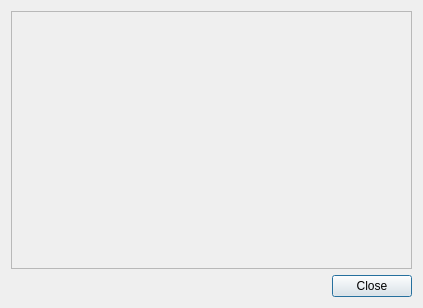
This is scr/zxcinfo.ui in waltergallegog/SEcubeWallet as Qt 5 draws it before an edit. The edited form follows.
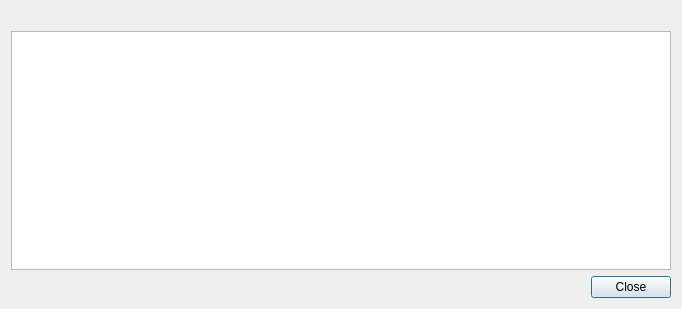
This is the edited form.

Commit message: info on table

Diff of the .ui file:
```diff
--- a/scr/zxcinfo.ui
+++ b/scr/zxcinfo.ui
@@ -6,38 +6,28 @@
    <rect>
     <x>0</x>
     <y>0</y>
-    <width>423</width>
-    <height>308</height>
+    <width>682</width>
+    <height>309</height>
    </rect>
   </property>
   <property name="windowTitle">
    <string>Dialog</string>
   </property>
-  <layout class="QVBoxLayout" name="verticalLayout">
-   <item>
-    <widget class="QScrollArea" name="scrollArea">
-     <property name="widgetResizable">
-      <bool>true</bool>
-     </property>
-     <widget class="QWidget" name="scrollAreaWidgetContents">
-      <property name="geometry">
-       <rect>
-        <x>0</x>
-        <y>0</y>
-        <width>403</width>
-        <height>259</height>
-       </rect>
-      </property>
-      <layout class="QFormLayout" name="formLayout">
+  <layout class="QGridLayout" name="gridLayout">
        <item row="0" column="0">
+    <layout class="QVBoxLayout" name="verticalLayout_2">
+     <item>
         <widget class="QLabel" name="lb_info">
          <property name="text">
           <string/>
          </property>
         </widget>
        </item>
-      </layout>
-     </widget>
+     <item>
+      <widget class="QTableView" name="tv_info">
+       <property name="wordWrap">
+        <bool>true</bool>
+       </property>
     </widget>
    </item>
    <item>
@@ -51,6 +41,11 @@
     </widget>
    </item>
   </layout>
+   </item>
+  </layout>
+  <zorder>layoutWidget</zorder>
+  <zorder>lb_info</zorder>
+  <zorder>lb_info</zorder>
  </widget>
  <resources/>
  <connections>
```
Lines whose indentation alone changed are shown as unchanged. The commit also changes 4 other files.
